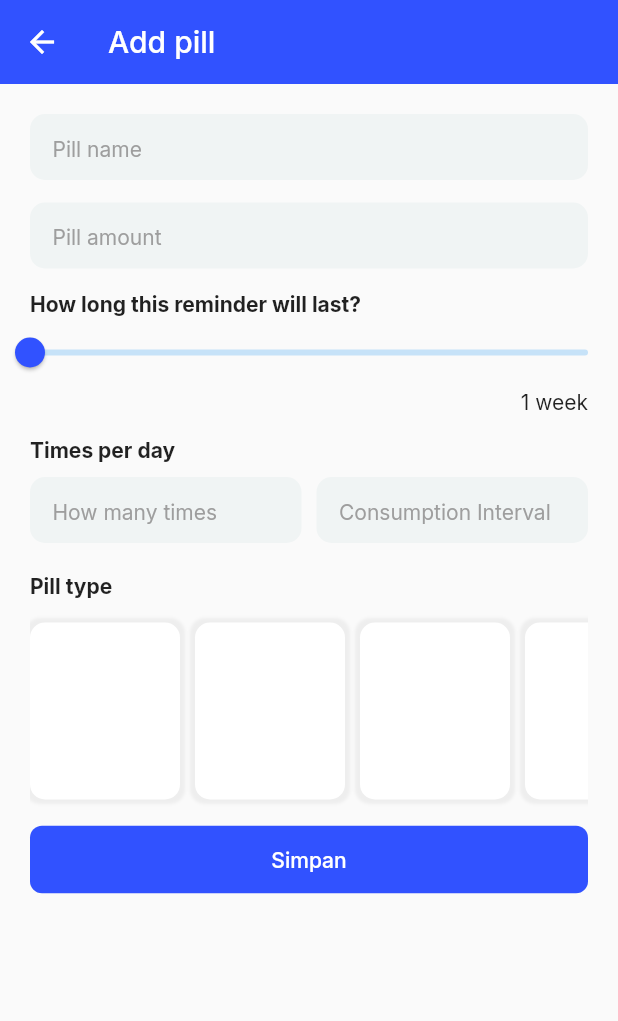
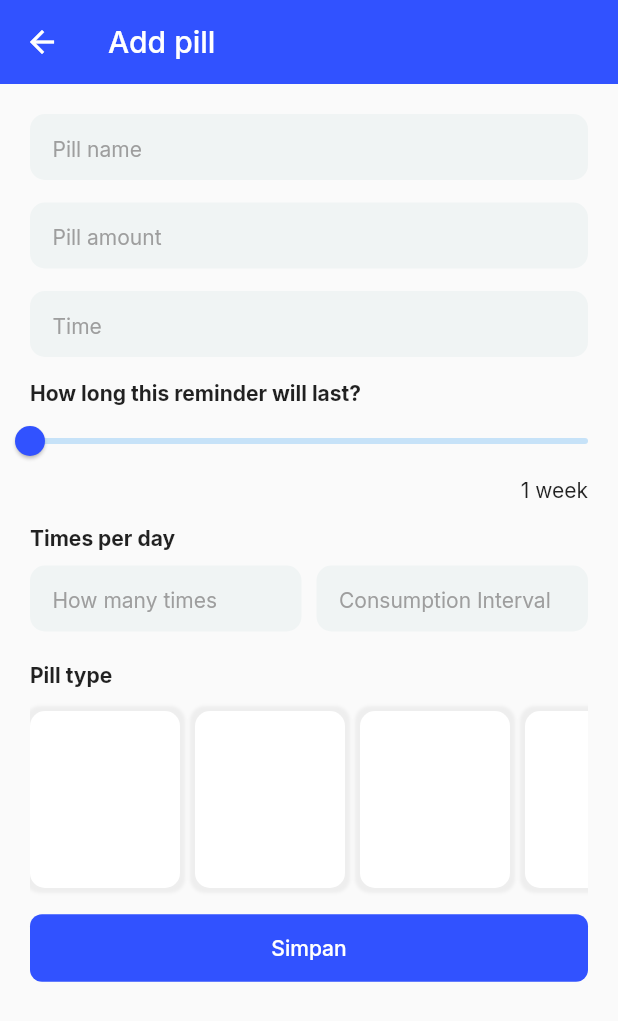
Before and after one commit to AdiatsaPutra/siatma, a Flutter app: the AddReminderPage screen opened by its route, on a phone screen of 412 x 824 dp. Shown: the top 1021 px of the screen. Run offline on Flutter 3.47's test engine with Material 2 defaults, Android fonts, the phone set to English and light mode, and no system bars; our stand-ins replace bloc, calendar_timeline, dartz, flutter_bloc, freezed_annotation, google_fonts and 1 more; accounts and stored records are empty.

Commit message:
added time

```diff
--- a/lib/pages/add_reminder_page.dart
+++ b/lib/pages/add_reminder_page.dart
@@ -25,6 +25,13 @@ class AddReminderPage extends StatelessWidget {
             CustomTextField(
               controller: TextEditingController(),
               hintText: 'Pill amount',
+            ),
+            kMediumVerticalSpacing,
+
+            ///
+            CustomTextField(
+              controller: TextEditingController(),
+              hintText: 'Time',
             ),
             kMediumVerticalSpacing,
 
--- a/lib/pages/pages.dart
+++ b/lib/pages/pages.dart
@@ -2,7 +2,6 @@ import 'package:calendar_timeline/calendar_timeline.dart';
 import 'package:flutter/material.dart';
 import 'package:flutter_bloc/flutter_bloc.dart';
 import 'dart:async';
-import 'package:intl/intl.dart';
 import 'package:si_atma/blocs/add_reminder/add_reminder_cubit.dart';
 import 'package:si_atma/blocs/user/user_cubit.dart';
 import 'package:si_atma/constants/constants.dart';
```
